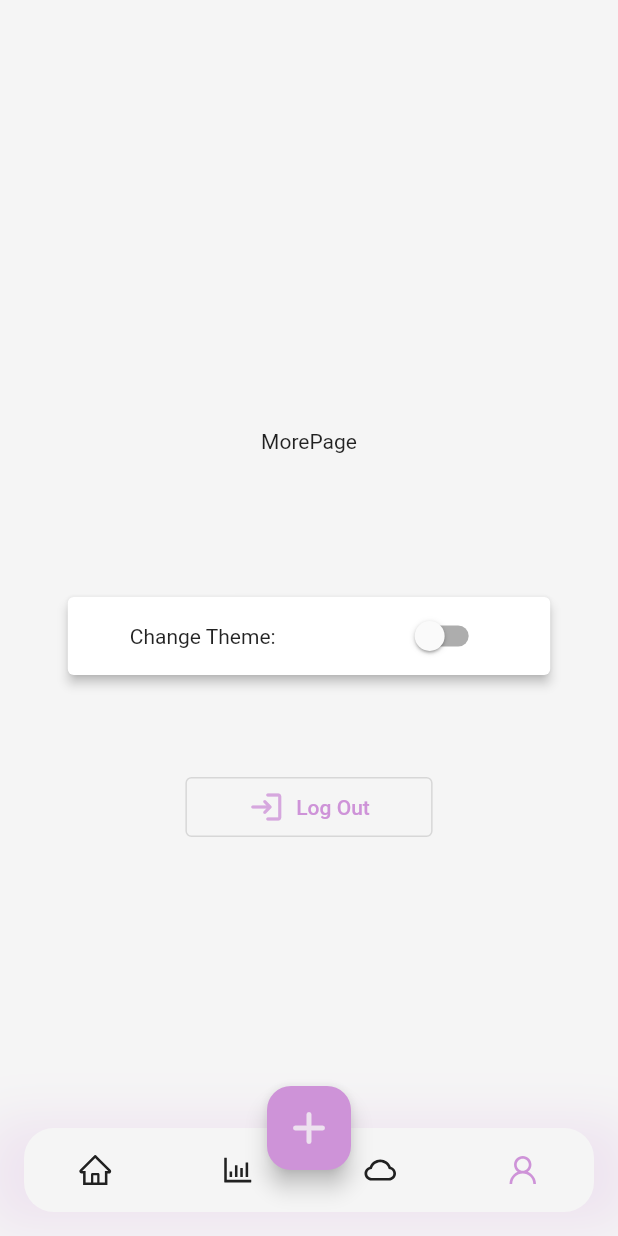
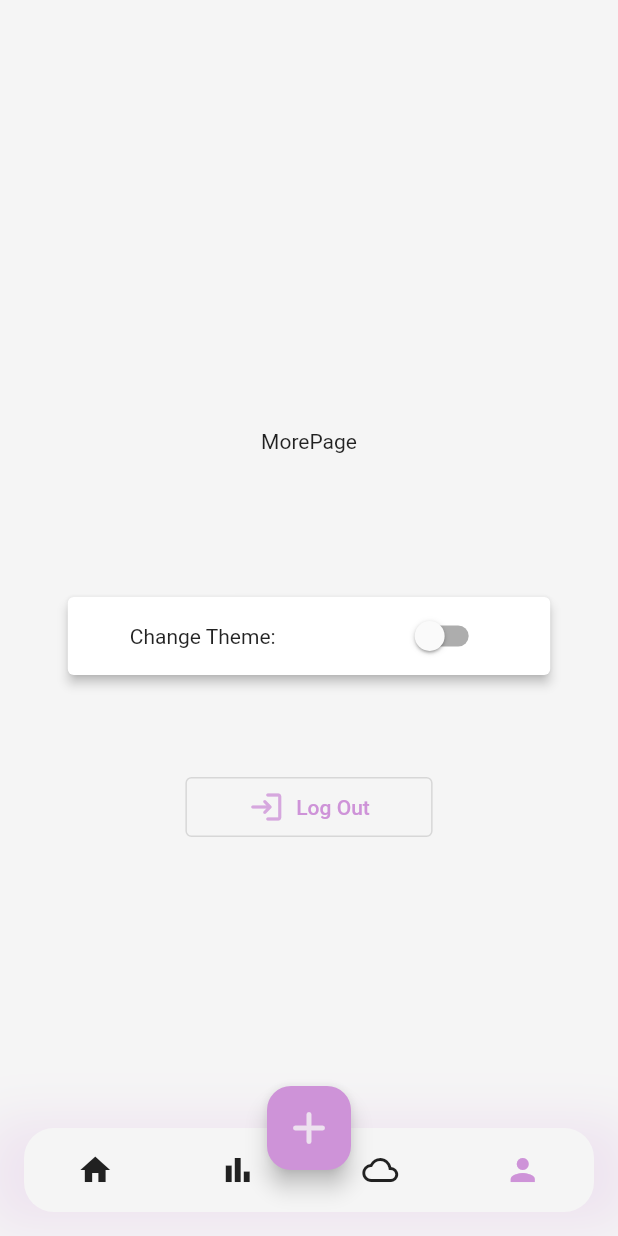
Before and after one commit to koirpraw/floatingNavBar, a Flutter app: the NavBarPage screen opened directly, item 4 of the bottom bar chosen, on a phone screen of 412 x 824 dp. Run offline on Flutter 3.47's test engine with Material 2 defaults, Android fonts, the phone set to English and light mode, and no system bars; drawn by our look-alikes of custom_navigation_bar; our stand-ins replace firebase_auth, firebase_core, flutter_svg, get, google_fonts, lottie and 1 more; accounts and stored records are empty; network calls fail.

Commit message:
null safe code . removed flutter_icons dependency due to unsound null safety issue and replaced with material icons. navbar issue resolved removed initstae .

```diff
--- a/lib/Screens/onBoarding/onBoardingPages.dart
+++ b/lib/Screens/onBoarding/onBoardingPages.dart
@@ -139,7 +139,7 @@ class _OnboardingPagesState extends State<OnboardingPages> {
                                       context,
                                       MaterialPageRoute(
                                           builder: (BuildContext context) =>
-                                              NavBarPage(initialPage: '',)));
+                                              NavBarPage(initialPage: 'HomePage')));
                                 },
                                 child: Text(
                                   "LETS GO !",
--- a/lib/components/NavBar.dart
+++ b/lib/components/NavBar.dart
@@ -6,10 +6,10 @@ import 'package:helapy_ios/Screens/MorePage/MorePage.dart';
 import 'package:helapy_ios/Screens/VisualData/VisualData.dart';
 import '../Theme_Helapy_Ios.dart';
 import 'package:helapy_ios/provider/theme_provider.dart';
-import 'package:flutter_icons/flutter_icons.dart';
+// import 'package:flutter_icons/flutter_icons.dart';
 
 class NavBarPage extends StatefulWidget {
-  NavBarPage({ required this.initialPage});
+  NavBarPage({  required this.initialPage});
 
   final String initialPage;
   static String routeName = "/NavBarPage";
@@ -22,15 +22,17 @@ class NavBarPage extends StatefulWidget {
 
 class _NavBarPageState extends State<NavBarPage> {
   String _currentPage = 'Homepage';
-  final int _currentIndex = 0;
+  final int currentIndex = 0;
 
 
-  @override
-  void initState() {
-    super.initState();
-    _currentPage = widget.initialPage ?? _currentPage;
-    // _currentPage = widget.initialPage ?? _currentPage;
-  }
+  // @override
+  // void initState() {
+  //   super.initState();
+  //   _currentPage = widget.initialPage ;
+  //   // _currentPage = widget.initialPage ?? _currentPage;
+  // }
+
+
 
   @override
   Widget build(BuildContext context) {
@@ -68,10 +70,10 @@ class _NavBarPageState extends State<NavBarPage> {
 
 
             items: [
-              CustomNavigationBarItem(icon: Icon(AntDesign.home)),
-              CustomNavigationBarItem(icon: Icon(AntDesign.barchart)),
-              CustomNavigationBarItem(icon: Icon(AntDesign.cloudo)),
-              CustomNavigationBarItem(icon: Icon(AntDesign.user))
+              CustomNavigationBarItem(icon: Icon(Icons.home)),
+              CustomNavigationBarItem(icon: Icon(Icons.bar_chart)),
+              CustomNavigationBarItem(icon: Icon(Icons.cloud_outlined)),
+              CustomNavigationBarItem(icon: Icon(Icons.person))
             ],
             currentIndex: tabs.keys.toList().indexOf(_currentPage),
 
--- a/lib/routes.dart
+++ b/lib/routes.dart
@@ -7,5 +7,5 @@ import 'components/NavBar.dart';
 final Map<String, WidgetBuilder> routes = {
   SignInScreen.routeName: (context) => SignInScreen(),
   HomePage.routeName: (context) => HomePage(),
-  NavBarPage.routeName:(context) => NavBarPage(initialPage: '',),
+  NavBarPage.routeName:(context) => NavBarPage(initialPage: 'HomePage',),
 };
--- a/pubspec.yaml
+++ b/pubspec.yaml
@@ -30,7 +30,7 @@ dependencies:
   custom_navigation_bar: ^0.8.2
   smooth_page_indicator: ^1.0.0+2
   provider: ^6.0.2
-  flutter_icons: ^1.1.0
+#  flutter_icons: ^1.1.0
   firebase_core: ^1.13.1
   firebase_auth: ^3.3.11
   get: ^4.6.1
@@ -53,6 +53,7 @@ flutter:
   assets:
    - assets/lottiefiles/kadokado-heart.json
    - assets/lottiefiles/meditating-monkey.json
+   - assets/HelapyAppIcon.png
   #   - images/a_dot_ham.jpeg
 
   # An image asset can refer to one or more resolution-specific "variants", see
```
Also changed, not shown: lib/Theme_Helapy_Ios.dart (+4 -4 lines), pubspec.lock.
